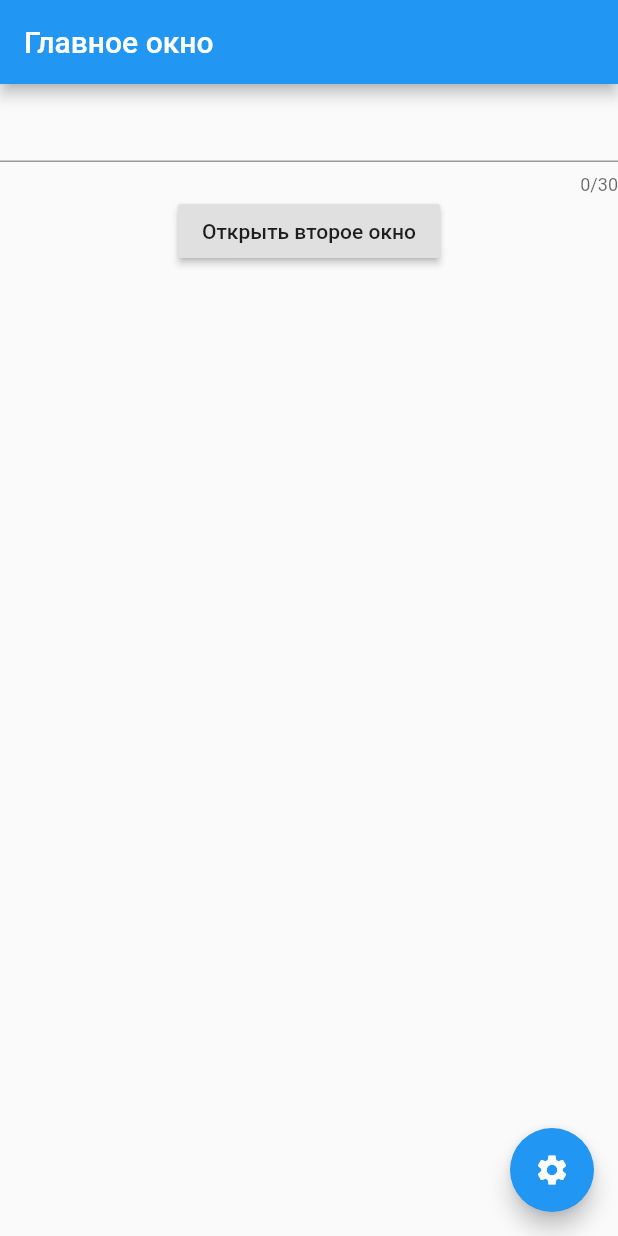
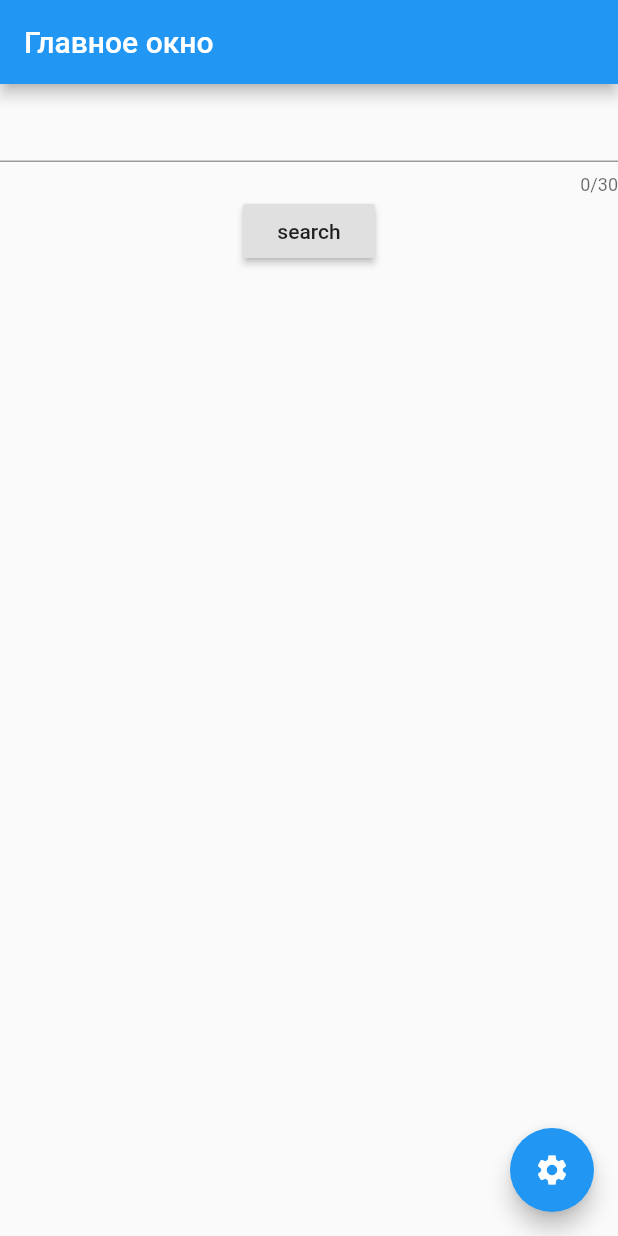
Before and after one commit to blackdeather/Vmedia, a Flutter app: the screen it shows after launch, on a phone screen of 412 x 824 dp. Run offline on Flutter 3.47's test engine with Material 2 defaults, Android fonts, the phone set to English and light mode, and no system bars.

Commit message:
add http and link

```diff
--- a/lib/main.dart
+++ b/lib/main.dart
@@ -1,11 +1,12 @@
 import 'package:flutter/material.dart';
+import 'package:http/http.dart';
 
 void main() {
   runApp(MaterialApp(home: MyApp()));
 }
 
 class MyApp extends StatelessWidget {
-
+late String _requestText;
 
   @override
   Widget build(BuildContext context) {
@@ -14,11 +15,15 @@ class MyApp extends StatelessWidget {
         appBar: AppBar(title: Text('Главное окно')),
         body: Column(
           children: [
-            TextField(onTap: (){}, style: TextStyle(fontSize: 24), maxLength: 30, maxLines: 1, textAlignVertical: TextAlignVertical.center,),
+            TextField(
+              onChanged: (text){
+                _requestText = text;
+              },
+              style: TextStyle(fontSize: 24), maxLength: 30, maxLines: 1, textAlignVertical: TextAlignVertical.center,),
             Center(child: RaisedButton(onPressed: (){
               Navigator.push(context, MaterialPageRoute(builder: (context) => SecondScreen()));
 
-            }, child: Text('Открыть второе окно'))),
+            }, child: Text('search'))),
           ],
         ),
         floatingActionButton: FloatingActionButton(
@@ -41,7 +46,7 @@ class SecondScreen extends StatelessWidget {
   Widget build(BuildContext context) {
     return MaterialApp(
       home: Scaffold(
-        appBar: AppBar(title: Text('second page'),),
+        appBar: AppBar(title: Text('player'),),
         body: Column(
           children: <Widget>[
 
@@ -84,3 +89,10 @@ class SettingScreen extends StatelessWidget {
     );
   }
 }
+
+
+String SearchVideoRequest(String requestText){
+  String result = 'https://api.vk.com/method/video.search?q=${requestText}&count=10&access_token=f188ef4d505019136c3a1e925df8bc212e7c7f1f20c8037f97819fa1b74c3c179d14eee7c1d6fa1c7c156&v=5.131';
+  return result;
+
+}
--- a/pubspec.yaml
+++ b/pubspec.yaml
@@ -21,6 +21,7 @@ environment:
   sdk: ">=2.12.0 <3.0.0"
 
 dependencies:
+  http:
   flutter:
     sdk: flutter
 
```
Also changed, not shown: pubspec.lock.
